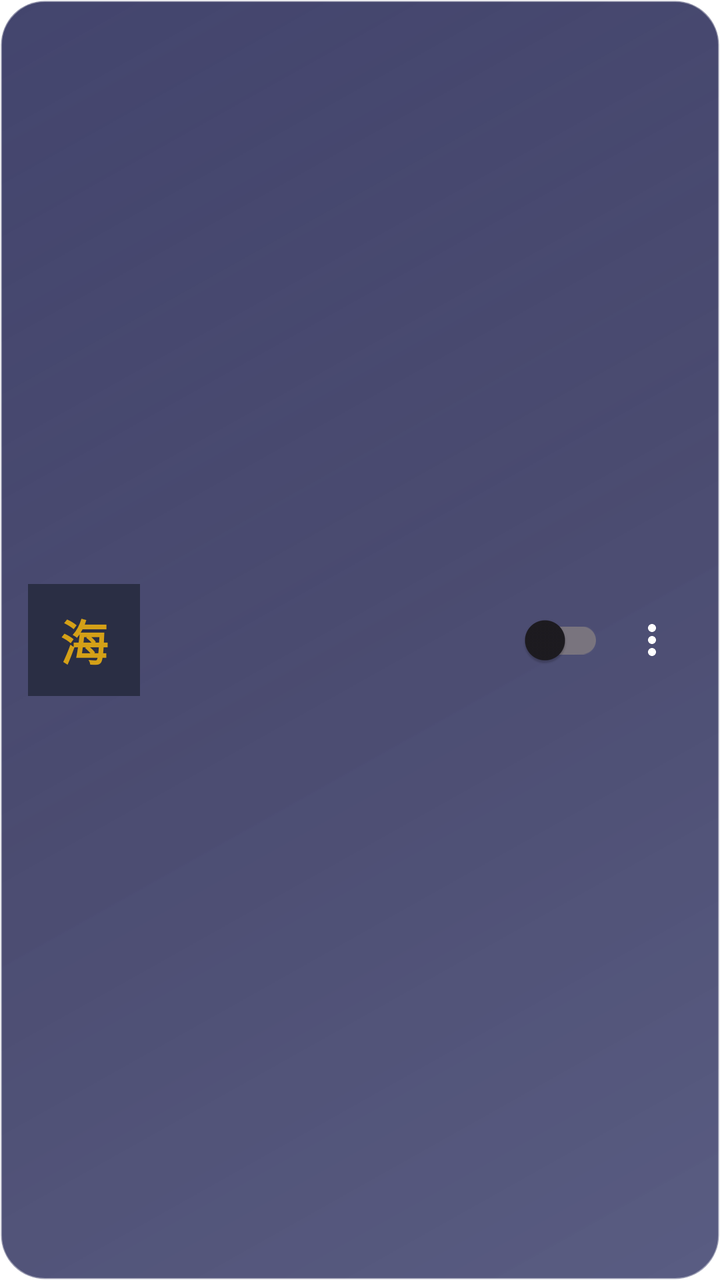
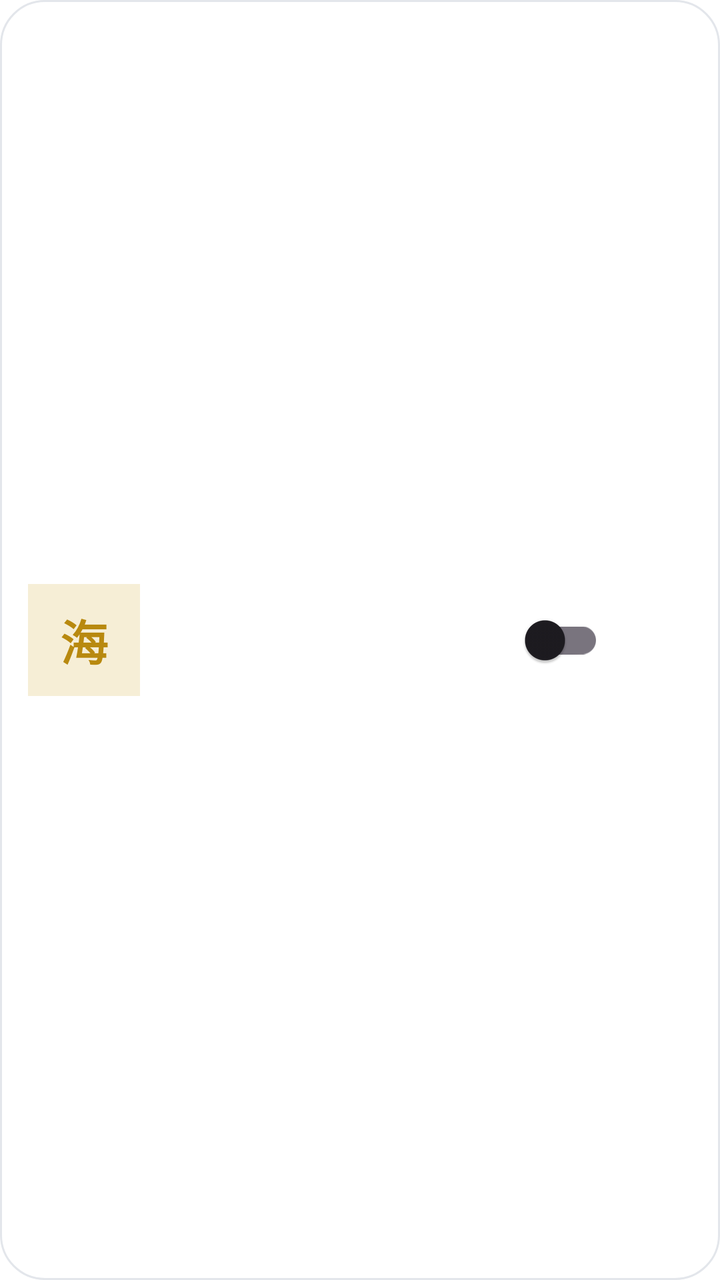

Two renders of the same Android screen: before a commit and after it. Below are the layout's source before the change and the commit's diff.
<!-- AndroidManifest.xml: another module's application theme Theme.App -->
<!-- res/layout/item_hk_rule.xml -->
<?xml version="1.0" encoding="utf-8"?>
<LinearLayout xmlns:android="http://schemas.android.com/apk/res/android"
    android:layout_width="match_parent"
    android:layout_height="wrap_content"
    android:background="@drawable/shape_dialog_glass_panel"
    android:gravity="center_vertical"
    android:minHeight="84dp"
    android:orientation="horizontal"
    android:padding="14dp">

    <TextView
        android:id="@+id/tv_icon"
        android:layout_width="56dp"
        android:layout_height="56dp"
        android:background="#2A2E44"
        android:gravity="center"
        android:text="海"
        android:textColor="#D4A017"
        android:textSize="24sp"
        android:textStyle="bold" />

    <LinearLayout
        android:layout_width="0dp"
        android:layout_height="wrap_content"
        android:layout_marginStart="12dp"
        android:layout_weight="1"
        android:orientation="vertical">

        <TextView
            android:id="@+id/tv_name"
            android:layout_width="wrap_content"
            android:layout_height="wrap_content"
            android:ellipsize="end"
            android:maxLines="1"
            android:textColor="#F2F4F8"
            android:textSize="15sp"
            android:textStyle="bold" />

        <TextView
            android:id="@+id/tv_sub"
            android:layout_width="wrap_content"
            android:layout_height="wrap_content"
            android:layout_marginTop="4dp"
            android:ellipsize="end"
            android:maxLines="1"
            android:textColor="#A7B0C0"
            android:textSize="12sp" />
    </LinearLayout>

    <androidx.appcompat.widget.SwitchCompat
        android:id="@+id/sw_enable"
        android:layout_width="wrap_content"
        android:layout_height="wrap_content"
        android:layout_marginEnd="4dp" />

    <ImageButton
        android:id="@+id/btn_more"
        android:layout_width="40dp"
        android:layout_height="40dp"
        android:background="?attr/selectableItemBackgroundBorderless"
        android:contentDescription="更多"
        android:src="@drawable/ic_action_more_vert" />
</LinearLayout>
<!-- resources referenced by this layout -->
<resources>
  <!-- drawable ic_action_more_vert (drawable) -->
  <vector xmlns:android="http://schemas.android.com/apk/res/android"
      android:width="24dp"
      android:height="24dp"
      android:tint="@color/white"
      android:viewportWidth="24"
      android:viewportHeight="24">
      <path
          android:fillColor="@android:color/white"
          android:pathData="M12,8c1.1,0 2,-0.9 2,-2s-0.9,-2 -2,-2 -2,0.9 -2,2 0.9,2 2,2zM12,10c-1.1,0 -2,0.9 -2,2s0.9,2 2,2 2,-0.9 2,-2 -0.9,-2 -2,-2zM12,16c-1.1,0 -2,0.9 -2,2s0.9,2 2,2 2,-0.9 2,-2 -0.9,-2 -2,-2z" />
  </vector>
  <!-- drawable shape_dialog_glass_panel (drawable) -->
  <?xml version="1.0" encoding="utf-8"?>
  <shape xmlns:android="http://schemas.android.com/apk/res/android">
      <gradient
          android:angle="315"
          android:centerColor="#D6282955"
          android:endColor="#CC303463"
          android:startColor="#E62F315E" />
  
      <corners android:radius="22dp" />
  
      <stroke
          android:width="1dp"
          android:color="#66FFFFFF" />
  </shape>
  <style name="Theme.App" parent="Theme.XingChen">
          <item name="android:windowDisablePreview">true</item>
          <item name="android:windowSplashScreenBackground">#000000</item>
          <item name="android:windowBackground">#000000</item>
      </style>
  <color name="white">#FFFFFF</color>
  <style name="Theme.XingChen" parent="Theme.Material3.DayNight.NoActionBar">
          <item name="android:windowBackground">@android:color/transparent</item>
                <item name="android:colorBackground">@android:color/transparent</item>
          <item name="colorPrimary">#f0a400</item>
          <item name="colorPrimaryVariant">#c07f00</item>
          <item name="colorOnPrimary">@android:color/white</item>
      </style>
</resources>

<!-- the commit's change to res/layout/item_hk_rule.xml (unified diff, before → after) -->
@@ -2,7 +2,7 @@
 <LinearLayout xmlns:android="http://schemas.android.com/apk/res/android"
     android:layout_width="match_parent"
     android:layout_height="wrap_content"
-    android:background="@drawable/shape_dialog_glass_panel"
+    android:background="@drawable/hk_panel_light"
     android:gravity="center_vertical"
     android:minHeight="84dp"
     android:orientation="horizontal"
@@ -12,10 +12,10 @@
         android:id="@+id/tv_icon"
         android:layout_width="56dp"
         android:layout_height="56dp"
-        android:background="#2A2E44"
+        android:background="#F6EED6"
         android:gravity="center"
         android:text="海"
-        android:textColor="#D4A017"
+        android:textColor="#B8890F"
         android:textSize="24sp"
         android:textStyle="bold" />
 
@@ -32,7 +32,7 @@
             android:layout_height="wrap_content"
             android:ellipsize="end"
             android:maxLines="1"
-            android:textColor="#F2F4F8"
+            android:textColor="#1A1D24"
             android:textSize="15sp"
             android:textStyle="bold" />
 
@@ -43,7 +43,7 @@
             android:layout_marginTop="4dp"
             android:ellipsize="end"
             android:maxLines="1"
-            android:textColor="#A7B0C0"
+            android:textColor="#6E7686"
             android:textSize="12sp" />
     </LinearLayout>
 
<!-- resource entries referenced after the edit -->
@@ -1,5 +1,12 @@
 <!-- resources referenced by this layout -->
 <resources>
+  <!-- drawable hk_panel_light (drawable) -->
+  <?xml version="1.0" encoding="utf-8"?>
+  <shape xmlns:android="http://schemas.android.com/apk/res/android">
+      <solid android:color="#FFFFFFFF" />
+      <corners android:radius="22dp" />
+      <stroke android:width="1dp" android:color="#FFE3E6EB" />
+  </shape>
   <!-- drawable ic_action_more_vert (drawable) -->
   <vector xmlns:android="http://schemas.android.com/apk/res/android"
       android:width="24dp"
@@ -11,21 +18,6 @@
           android:fillColor="@android:color/white"
           android:pathData="M12,8c1.1,0 2,-0.9 2,-2s-0.9,-2 -2,-2 -2,0.9 -2,2 0.9,2 2,2zM12,10c-1.1,0 -2,0.9 -2,2s0.9,2 2,2 2,-0.9 2,-2 -0.9,-2 -2,-2zM12,16c-1.1,0 -2,0.9 -2,2s0.9,2 2,2 2,-0.9 2,-2 -0.9,-2 -2,-2z" />
   </vector>
-  <!-- drawable shape_dialog_glass_panel (drawable) -->
-  <?xml version="1.0" encoding="utf-8"?>
-  <shape xmlns:android="http://schemas.android.com/apk/res/android">
-      <gradient
-          android:angle="315"
-          android:centerColor="#D6282955"
-          android:endColor="#CC303463"
-          android:startColor="#E62F315E" />
-  
-      <corners android:radius="22dp" />
-  
-      <stroke
-          android:width="1dp"
-          android:color="#66FFFFFF" />
-  </shape>
   <style name="Theme.App" parent="Theme.XingChen">
           <item name="android:windowDisablePreview">true</item>
           <item name="android:windowSplashScreenBackground">#000000</item>
